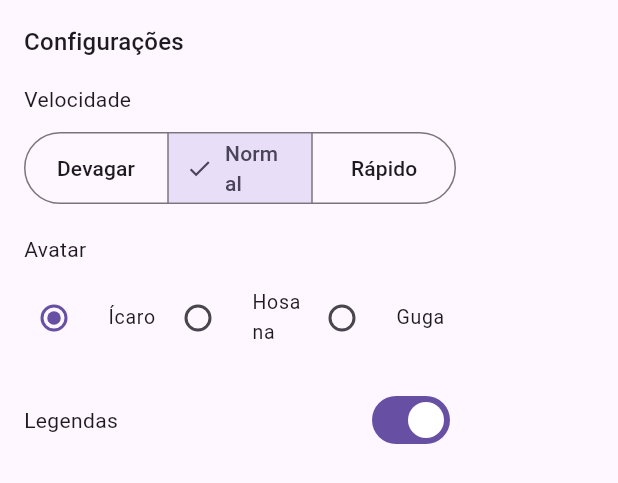
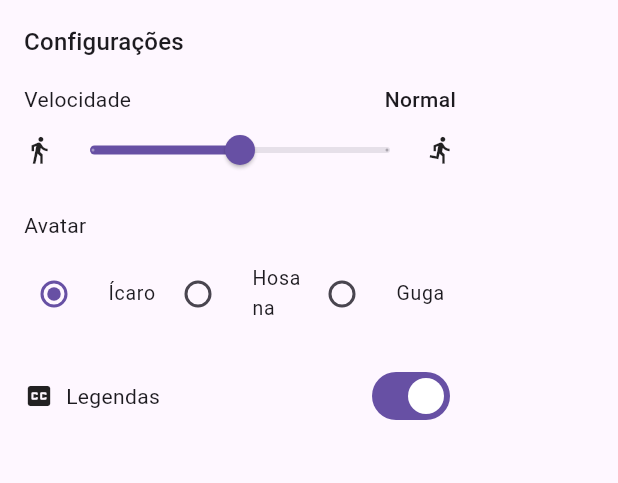
Before and after one commit to luizpaulobarroca/vlibras-flutter, a Flutter app: the VLibrasSettingsPanel widget shown alone on an empty page, opened directly with empty values, on a phone screen of 412 x 824 dp. Shown: the top 483 px of the screen. Run offline on Flutter 3.47's test engine with Material 3 defaults, Android fonts, the phone set to English and light mode, and no system bars; our stand-ins replace web, webview_flutter; missing offline and left inert: dart:js_interop.

Commit message:
refactor(panel): slider + state label for speed, CC icon for subtitles
Velocidade: substituir SegmentedButton por Slider discreto (3 stops) com
ícones directions_walk/directions_run nas pontas e label do estado atual à
direita do título — mais próximo do painel oficial do VLibras.gov.br.

Legendas: adicionar Icons.closed_caption antes do label.

Avatar: mantido como radio buttons com nomes.

Testes do "Rápido" adaptados: agora acionam onChanged do Slider e também
verificam reflexão de value.speed na UI.

Co-Authored-By: Claude Opus 4.7 (1M context) <noreply@anthropic.com>

```diff
--- a/lib/src/vlibras_settings_panel.dart
+++ b/lib/src/vlibras_settings_panel.dart
@@ -77,28 +77,38 @@ class VLibrasSettingsPanel extends StatelessWidget {
   }
 
   Widget _buildSpeedSection(VLibrasValue value) {
+    final currentLabel = switch (value.speed) {
+      VLibrasSpeed.slow => labels.speedSlow,
+      VLibrasSpeed.normal => labels.speedNormal,
+      VLibrasSpeed.fast => labels.speedFast,
+    };
     return Column(
       crossAxisAlignment: CrossAxisAlignment.stretch,
       children: [
-        Text(labels.speed),
-        const SizedBox(height: 8),
-        SegmentedButton<VLibrasSpeed>(
-          segments: [
-            ButtonSegment(
-              value: VLibrasSpeed.slow,
-              label: Text(labels.speedSlow),
-            ),
-            ButtonSegment(
-              value: VLibrasSpeed.normal,
-              label: Text(labels.speedNormal),
-            ),
-            ButtonSegment(
-              value: VLibrasSpeed.fast,
-              label: Text(labels.speedFast),
+        Row(
+          children: [
+            Expanded(child: Text(labels.speed)),
+            Text(
+              currentLabel,
+              style: const TextStyle(fontWeight: FontWeight.w500),
             ),
           ],
-          selected: {value.speed},
-          onSelectionChanged: (s) => controller.setSpeed(s.first),
+        ),
+        Row(
+          children: [
+            const Icon(Icons.directions_walk, size: 20),
+            Expanded(
+              child: Slider(
+                min: 0,
+                max: (VLibrasSpeed.values.length - 1).toDouble(),
+                divisions: VLibrasSpeed.values.length - 1,
+                value: value.speed.index.toDouble(),
+                onChanged: (v) =>
+                    controller.setSpeed(VLibrasSpeed.values[v.round()]),
+              ),
+            ),
+            const Icon(Icons.directions_run, size: 20),
+          ],
         ),
       ],
     );
@@ -135,6 +145,8 @@ class VLibrasSettingsPanel extends StatelessWidget {
   Widget _buildSubtitlesSection(VLibrasValue value) {
     return Row(
       children: [
+        const Icon(Icons.closed_caption, size: 20),
+        const SizedBox(width: 8),
         Expanded(child: Text(labels.subtitles)),
         Switch(
           value: value.subtitlesEnabled,
```
Also changed, not shown: 1 other file.
